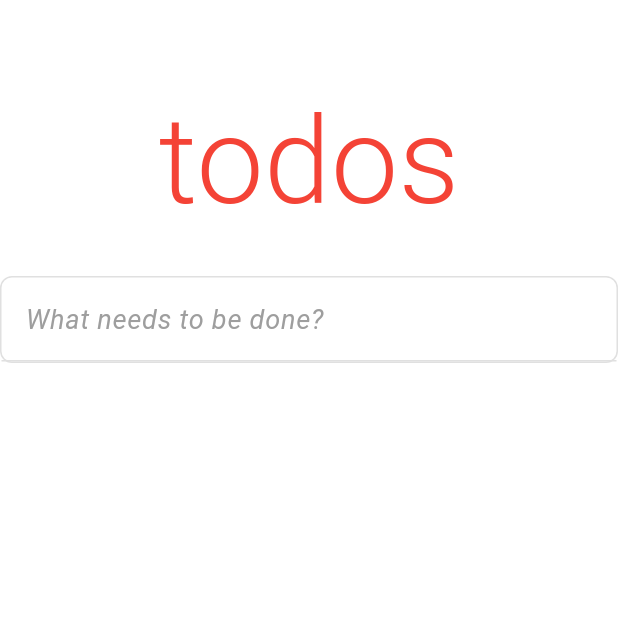
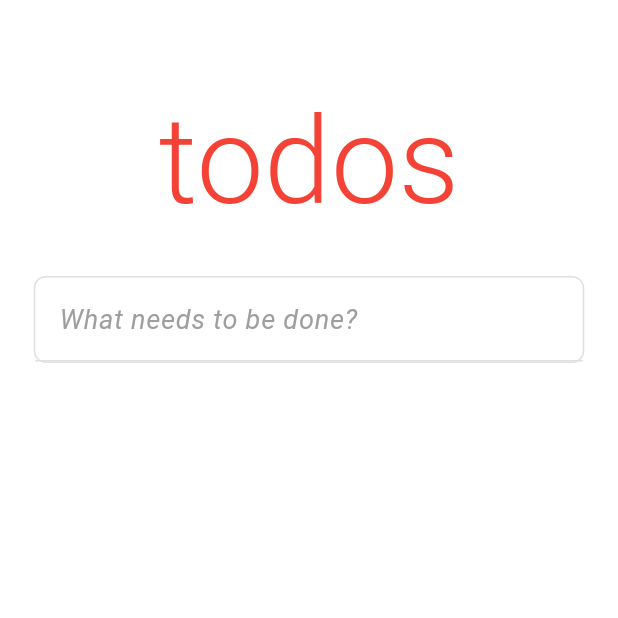
Before and after one commit to JsDaddy/project-todo-mvc-front, a Flutter app: the screen it shows after launch, on a phone screen of 412 x 824 dp, the top half of it. Run offline on Flutter 3.47's test engine with Material 3 defaults, Android fonts, the phone set to English and light mode, and no system bars; our stand-ins replace get.

Commit message:
feat(ref: no-ref): fix comments

```diff
--- a/lib/screens/home/todo/todo.widget.dart
+++ b/lib/screens/home/todo/todo.widget.dart
@@ -6,8 +6,15 @@ class TodoWidget extends StatelessWidget {
   const TodoWidget({super.key});
 
   @override
-  Widget build(BuildContext context) => Container(
-      width: 600,
+  Widget build(BuildContext context) {
+    final double screenWidth = MediaQuery.of(context).size.width;
+
+    return Center(
+      child: Container(
+        constraints: const BoxConstraints(
+          maxWidth: 600,
+        ),
+        width: screenWidth - 45,
         decoration: BoxDecoration(
           border: Border.all(color: Colors.grey.shade300),
           borderRadius: BorderRadius.circular(8),
@@ -18,5 +25,7 @@ class TodoWidget extends StatelessWidget {
             TaskListWidget(),
           ],
         ),
+      ),
     );
   }
+}
```
Also changed, not shown: lib/screens/home/todo/filter-panel/filter-panel-buttons/filter-panel-buttons.dart (added, +25 -0 lines), lib/screens/home/todo/filter-panel/filter-panel.widget.dart (+16 -12 lines). Lines whose indentation alone changed are shown as unchanged.
